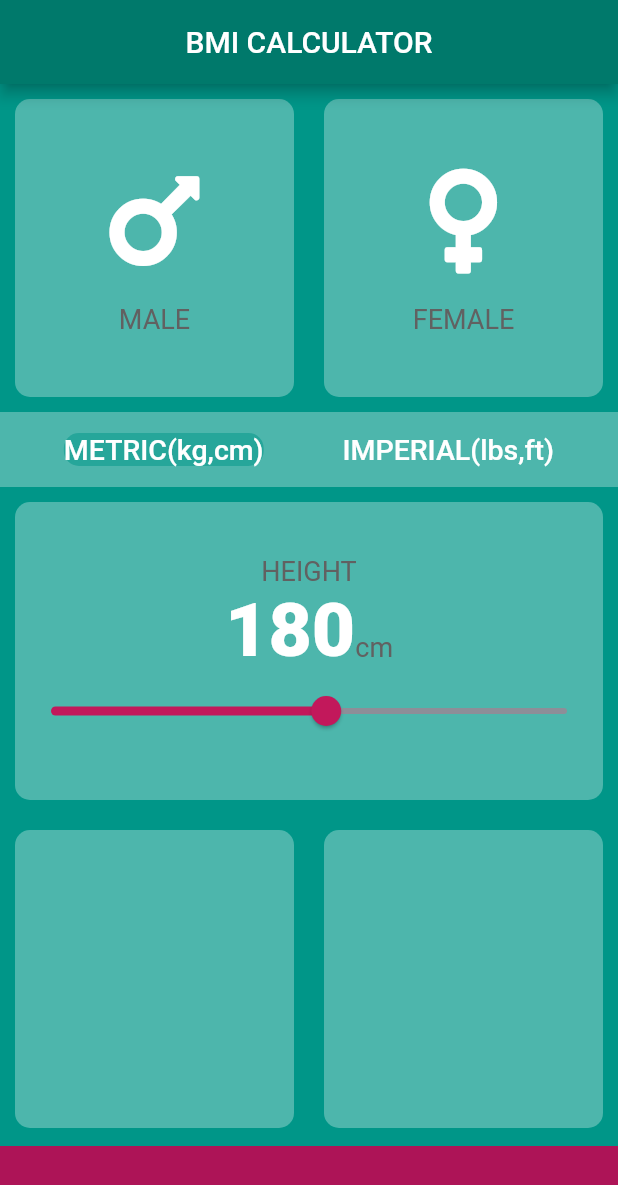
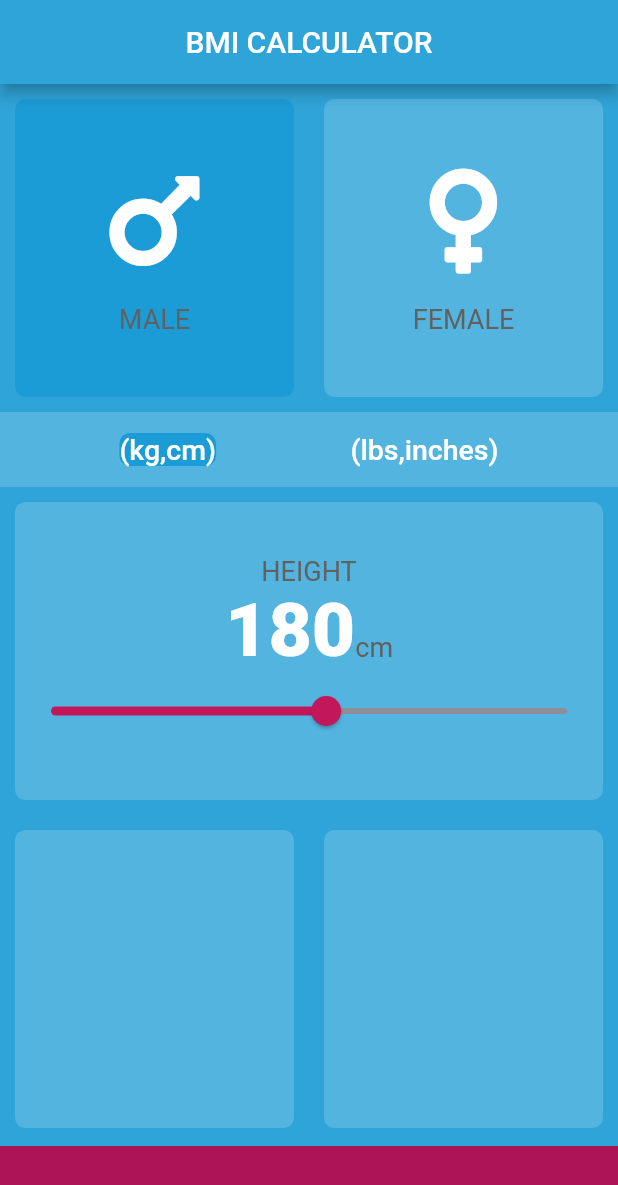
Before and after one commit to AnomDevgun/AppDev, a Flutter app: the screen it shows after launch, on a phone screen of 412 x 824 dp. Shown: the top 1185 px of the screen. Run offline on Flutter 3.47's test engine with Material 2 defaults, Android fonts, the phone set to English and light mode, and no system bars; our stand-ins replace audioplayers, font_awesome_flutter, rflutter_alert.

Commit message:
Working on BMI App

```diff
--- a/bmi-calculator/lib/constants.dart
+++ b/bmi-calculator/lib/constants.dart
@@ -1,9 +1,9 @@
 import 'package:flutter/material.dart';
 
 const kBottomContainerHeight = 60.0;
-const kInactiveCardColor = Color(0xFF4db6ac);
+const kInactiveCardColor = Color(0xFF53B4DF);
 const kBottomContainerColor = Color(0xFFad1457);
-const kActiveCardColor = Color(0xFF26a69a);
+const kActiveCardColor = Color(0xFF1C9CD6);
 const kMinHeight = 100.0;
 const kMaxHeight = 250.0;
 
--- a/bmi-calculator/lib/input_page.dart
+++ b/bmi-calculator/lib/input_page.dart
@@ -19,7 +19,7 @@ class InputPage extends StatefulWidget {
 }
 
 class _InputPageState extends State<InputPage> {
-  Gender genderSelected;
+  Gender genderSelected = Gender.male;
   Scale scaleSelected = Scale.metric;
   int height = 180;
 
@@ -86,7 +86,7 @@ class _InputPageState extends State<InputPage> {
                       scaleSelected = Scale.metric;
                     });
                   },
-                  cardChild: Text('METRIC(kg,cm)', style: kUnitTextStyle),
+                  cardChild: Text('(kg,cm)', style: kUnitTextStyle),
                 ),
                 ReusableCard(
                   onPress: () {
@@ -97,7 +97,7 @@ class _InputPageState extends State<InputPage> {
                   colour: scaleSelected == Scale.imperial
                       ? kActiveCardColor
                       : kInactiveCardColor,
-                  cardChild: Text('IMPERIAL(lbs,ft)', style: kUnitTextStyle),
+                  cardChild: Text('(lbs,inches)', style: kUnitTextStyle),
                 ),
               ],
             ),
--- a/bmi-calculator/lib/main.dart
+++ b/bmi-calculator/lib/main.dart
@@ -13,9 +13,9 @@ class BMICalculator extends StatelessWidget {
       title: 'BMI Calculator',
       debugShowCheckedModeBanner: false,
       theme: ThemeData.dark().copyWith(
-        primaryColor: Color(0xFF00796B),
-        accentColor: Color(0xFF4CAF50),
-        scaffoldBackgroundColor: Color(0xFF009688),
+        primaryColor: Color(0xFF2FA4D9),
+        accentColor: Color(0xFF404040),
+        scaffoldBackgroundColor: Color(0xFF2FA4D9),
       ),
       home: InputPage(),
     );
--- a/bmi-calculator/lib/reusable_card.dart
+++ b/bmi-calculator/lib/reusable_card.dart
@@ -15,7 +15,7 @@ class ReusableCard extends StatelessWidget {
         child: cardChild,
         margin: EdgeInsets.all(10),
         decoration: BoxDecoration(
-          borderRadius: BorderRadius.circular(10.0),
+          borderRadius: BorderRadius.circular(7.0),
           color: colour,
         ),
       ),
```
